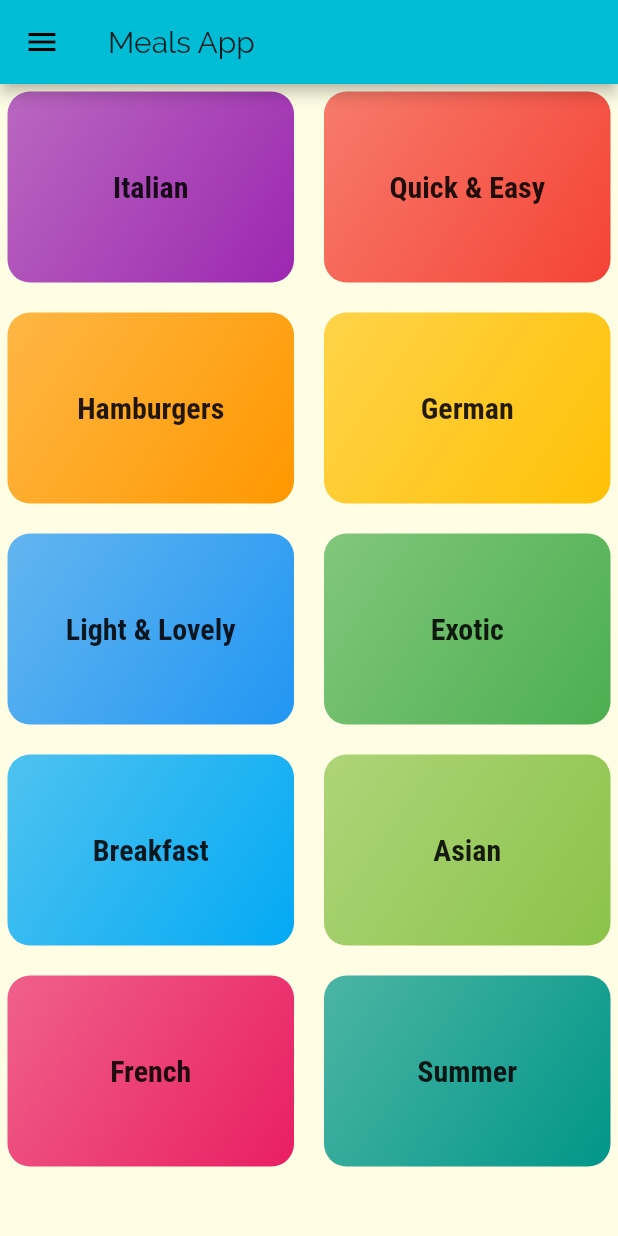
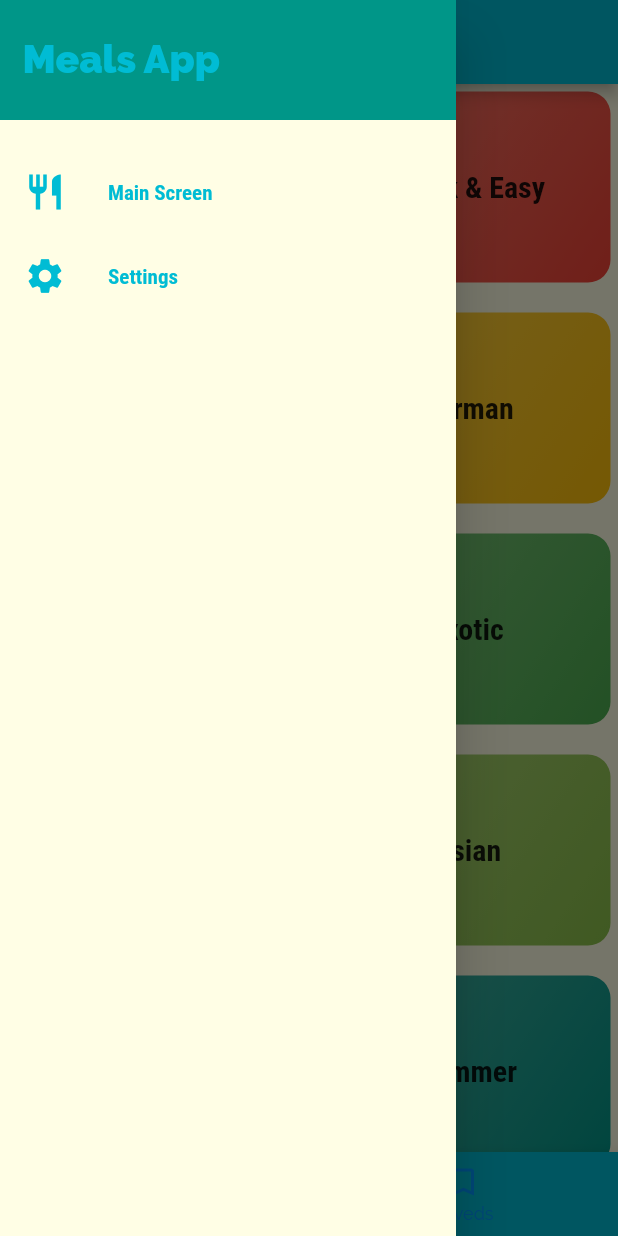
Before and after one commit to ofek4454/MealApp, a Flutter app: the screen it shows after launch, with the side drawer open (before the commit the screen has no drawer), on a phone screen of 412 x 824 dp. Run offline on Flutter 3.47's test engine with Material 2 defaults, Android fonts, the phone set to English and light mode, and no system bars; our stand-ins replace toast.

Commit message:
21062020

```diff
--- a/lib/main.dart
+++ b/lib/main.dart
@@ -1,12 +1,68 @@
 import 'package:flutter/material.dart';
 
-import './screens/categorys_screen.dart';
+import './screens/home_screen.dart';
 import './screens/category_meals_screen.dart';
-import 'package:MealsApp/screens/meal_details_screen.dart';
+import './screens/meal_details_screen.dart';
+import './screens/settings_screen.dart';
+import './dataBases/maels_DB.dart';
+import './models/meal.dart';
 
 void main() => runApp(MyApp());
 
-class MyApp extends StatelessWidget {
+class MyApp extends StatefulWidget {
+  @override
+  _MyAppState createState() => _MyAppState();
+}
+
+class _MyAppState extends State<MyApp> {
+  Map<String, bool> filters = {
+    SettingsScreen.gluten: false,
+    SettingsScreen.lactose: false,
+    SettingsScreen.vegetarian: false,
+    SettingsScreen.vegan: false,
+  };
+
+  List<Meal> _availibleMeals = MEALS;
+  List<Meal> _favoriteMeal = [];
+
+  void setAsFavorite(Meal myMeal) {
+    var index = _favoriteMeal.indexWhere((meal) => meal.id == myMeal.id);
+      if (index >= 0) {
+        setState(() {
+          _favoriteMeal.removeAt(index);
+        });
+      } else {
+        setState(() {
+          _favoriteMeal.add(myMeal);
+        });
+      }
+  }
+
+  bool isMealFavorite(Meal myMeal){
+    return _favoriteMeal.any((meal) => meal.id == myMeal.id);
+  }
+
+  void _setFilters(Map<String, bool> newFilters) {
+    setState(() {
+      filters = newFilters;
+      _availibleMeals = MEALS.where((meal) {
+        if (filters[SettingsScreen.gluten] && !meal.isGlutenFree) {
+          return false;
+        }
+        if (filters[SettingsScreen.lactose] && !meal.isLactoseFree) {
+          return false;
+        }
+        if (filters[SettingsScreen.vegetarian] && !meal.isVegetarian) {
+          return false;
+        }
+        if (filters[SettingsScreen.vegan] && !meal.isVegan) {
+          return false;
+        }
+        return true;
+      }).toList();
+    });
+  }
+
   @override
   Widget build(BuildContext context) {
     return MaterialApp(
@@ -31,10 +87,12 @@ class MyApp extends StatelessWidget {
               ),
             ),
       ),
-      home: CategorysScreen(),
+      home: HomeScreen(_favoriteMeal),
       routes: {
-        CategoryMealsScreen.routName : (ctx) => CategoryMealsScreen(),
-        MealDetailsScreen.rountName : (ctx) => MealDetailsScreen()
+        CategoryMealsScreen.routName: (ctx) =>
+            CategoryMealsScreen(_availibleMeals),
+        MealDetailsScreen.rountName: (ctx) => MealDetailsScreen(setAsFavorite , isMealFavorite),
+        SettingsScreen.routName: (ctx) => SettingsScreen(filters, _setFilters),
       },
     );
   }
--- a/lib/screens/categorys_screen.dart
+++ b/lib/screens/categorys_screen.dart
@@ -6,16 +6,7 @@ import '../widgets/category_item.dart';
 class CategorysScreen extends StatelessWidget {
   @override
   Widget build(BuildContext context) {
-    return Scaffold(
-      appBar: AppBar(
-        title: const Text('Meals App'),
-        leading: IconButton(
-            icon: Icon(
-              Icons.menu,
-            ),
-            onPressed: () {}),
-      ),
-      body: GridView(
+    return GridView(
         padding: EdgeInsets.all(5),
         gridDelegate: SliverGridDelegateWithMaxCrossAxisExtent(
           maxCrossAxisExtent: 200,
@@ -24,7 +15,6 @@ class CategorysScreen extends StatelessWidget {
           mainAxisSpacing: 20,
         ),
         children: CATEGORIES.map((category) => CategoryItem(category)).toList(),
-      ),
     );
   }
 }
--- /dev/null
+++ b/lib/screens/home_screen.dart
@@ -0,0 +1,60 @@
+import 'package:MealsApp/screens/settings_screen.dart';
+import 'package:flutter/material.dart';
+
+import './categorys_screen.dart';
+import './saveds_screen.dart';
+import '../widgets/main_drawer.dart';
+import '../models/meal.dart';
+
+class HomeScreen extends StatefulWidget {
+  final List<Meal> _favoriteMeals;
+
+  HomeScreen(this._favoriteMeals);
+
+  @override
+  _HomeScreenState createState() => _HomeScreenState();
+}
+
+class _HomeScreenState extends State<HomeScreen> {
+  List<Map<String, Object>> _pages;
+  int _selectedPage = 0;
+
+  @override
+  void initState() {
+    super.initState();
+    _pages = [
+      {'page': CategorysScreen(), 'title': 'Categories'},
+      {'page': SavedsScreen(widget._favoriteMeals), 'title': 'Saveds'},
+    ];
+  }
+
+  @override
+  Widget build(BuildContext context) {
+    return Scaffold(
+      appBar: AppBar(
+        title: Text(_pages[_selectedPage]['title']),
+        centerTitle: true,
+      ),
+      drawer: _selectedPage ==0 ? MainDrawer('/') : MainDrawer(SettingsScreen.routName),
+      body: _pages[_selectedPage]['page'],
+      bottomNavigationBar: BottomNavigationBar(
+        backgroundColor: Theme.of(context).primaryColor,
+        onTap: (index) {
+          setState(() {
+            _selectedPage = index;
+          });
+        },
+        currentIndex: _selectedPage,
+        selectedItemColor: Colors.white,
+        unselectedItemColor: Theme.of(context).accentColor.withBlue(255),
+        items: [
+          BottomNavigationBarItem(
+              icon: Icon(Icons.view_list), title: Text('Categories')),
+          BottomNavigationBarItem(
+              icon: Icon(Icons.bookmark_border), title: Text('Saveds')),
+        ],
+      ),
+    );
+    ;
+  }
+}
--- /dev/null
+++ b/lib/widgets/main_drawer.dart
@@ -0,0 +1,71 @@
+import 'package:flutter/material.dart';
+
+import '../screens/settings_screen.dart';
+
+class MainDrawer extends StatelessWidget {
+
+  final String currentPage;
+
+  MainDrawer(this.currentPage);
+
+  Widget _buildListTile(
+      BuildContext ctx, String title, IconData icon, String route) {
+    return ListTile(
+      leading: Icon(
+        icon,
+        size: 28,
+        color: Theme.of(ctx).primaryColor,
+      ),
+      title: Text(
+        title,
+        style: TextStyle(
+          fontWeight: FontWeight.bold,
+          color: Theme.of(ctx).primaryColor,
+          fontFamily: 'RobotoCondensed',
+        ),
+      ),
+      onTap: () {
+        if(route == currentPage)
+        {
+          Navigator.of(ctx).pop(this);
+        }else{
+          Navigator.of(ctx).pushReplacementNamed(route);
+        }
+      },
+    );
+  }
+
+  @override
+  Widget build(BuildContext context) {
+    return Drawer(
+      child: SafeArea(
+        child: Column(
+          children: <Widget>[
+            Container(
+              height: 80,
+              padding: EdgeInsets.only(left: 15),
+              width: double.infinity,
+              color: Theme.of(context).accentColor,
+              alignment: Alignment.centerLeft,
+              child: Text(
+                'Meals App',
+                style: TextStyle(
+                  color: Theme.of(context).primaryColor,
+                  fontSize: 26,
+                  fontWeight: FontWeight.w900,
+                ),
+              ),
+            ),
+            SizedBox(
+              height: 20,
+            ),
+            _buildListTile(
+                context, 'Main Screen', Icons.restaurant, '/',),
+            _buildListTile(
+                context, 'Settings', Icons.settings, SettingsScreen.routName),
+          ],
+        ),
+      ),
+    );
+  }
+}
--- a/pubspec.yaml
+++ b/pubspec.yaml
@@ -23,6 +23,7 @@ environment:
 dependencies:
   flutter:
     sdk: flutter
+  toast: ^0.1.5
 
 
   # The following adds the Cupertino Icons font to your application.
```
Also changed, not shown: lib/screens/category_meals_screen.dart (+4 -5 lines), lib/screens/meal_details_screen.dart (+26 -0 lines), lib/screens/saveds_screen.dart (added, +32 -0 lines), lib/screens/settings_screen.dart (added, +146 -0 lines), pubspec.lock.
